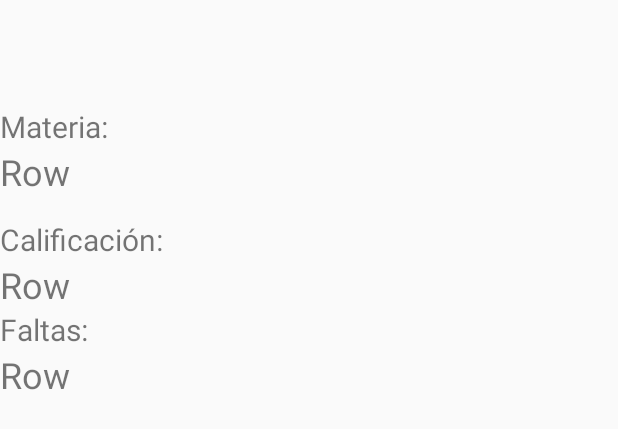
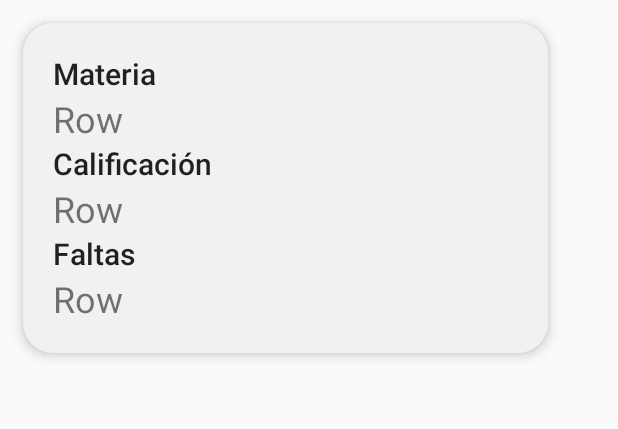
Before and after one commit to AndreaVaGa/IDG195-G7-Vazquez, an Android app: the layout boleta_row.xml on its own in the app's theme, with its tools: preview values and no code run, on a phone screen of 412 x 824 dp. Shown: the top 429 px of the screen. Run offline under Robolectric (Android 15) with nearby library versions, the phone set to English and light mode, and no system bars; network calls fail.

Commit message:
Boleta Rows

```diff
--- /dev/null
+++ b/Micampus/app/src/main/res/drawable/rec_shadow.xml
@@ -0,0 +1,11 @@
+<?xml version="1.0" encoding="utf-8"?>
+<selector xmlns:android="http://schemas.android.com/apk/res/android">
+    <item>
+        <shape  android:shape="rectangle" xmlns:android="http://schemas.android.com/apk/res/android">
+            <solid android:color="#f1f1f1" />
+            <corners android:radius="20dp" />
+            <size android:height="220dp" android:width="350dp" />
+        </shape>
+    </item>
+
+</selector>
--- a/Micampus/app/src/main/res/layout/boleta_row.xml
+++ b/Micampus/app/src/main/res/layout/boleta_row.xml
@@ -6,19 +6,22 @@
     android:orientation="vertical">
 
 
-    <TextView
-        android:layout_width="wrap_content"
-        android:layout_height="55dp" />
-
-    <TextView
-        android:layout_width="wrap_content"
-        android:layout_height="15dp" />
+    <TableLayout
+        android:layout_width="350dp"
+        android:layout_height="220dp"
+        android:background="@drawable/rec_shadow"
+        android:layout_margin="17dp"
+        android:padding="20dp"
+        android:elevation="5dp"
+        android:translationX="-2dp"
+        android:translationY="-2dp"
+        android:orientation="vertical">
 
         <TextView
             android:layout_width="wrap_content"
             android:layout_height="wrap_content"
-        android:text="Materia:"
-        android:textSize="20dp" />
+            android:text="Materia"
+            android:textAppearance="@style/TextAppearance.AppCompat.Title" />
 
         <TextView
             android:id="@+id/tv_txt_materia"
@@ -29,12 +32,9 @@
 
         <TextView
             android:layout_width="wrap_content"
-        android:layout_height="15dp" />
-
-    <TextView
-        android:layout_width="wrap_content"
             android:layout_height="wrap_content"
-        android:text="Calificación:"
+            android:text="Calificación"
+            android:textAppearance="@style/TextAppearance.AppCompat.Title"
             android:textSize="20dp" />
 
         <TextView
@@ -43,10 +43,12 @@
             android:layout_height="wrap_content"
             android:text="Row"
             android:textSize="24dp" />
+
         <TextView
             android:layout_width="wrap_content"
             android:layout_height="wrap_content"
-        android:text="Faltas:"
+            android:text="Faltas"
+            android:textAppearance="@style/TextAppearance.AppCompat.Title"
             android:textSize="20dp" />
 
         <TextView
@@ -56,4 +58,6 @@
             android:text="Row"
             android:textSize="24dp" />
 
+    </TableLayout>
+
 </android.support.v7.widget.LinearLayoutCompat>
```
Also changed, not shown: 1 other file. Lines whose indentation alone changed are shown as unchanged.
